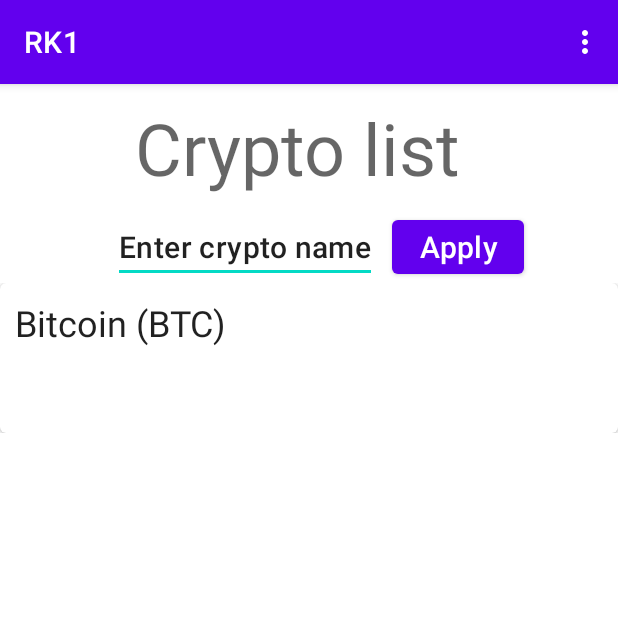
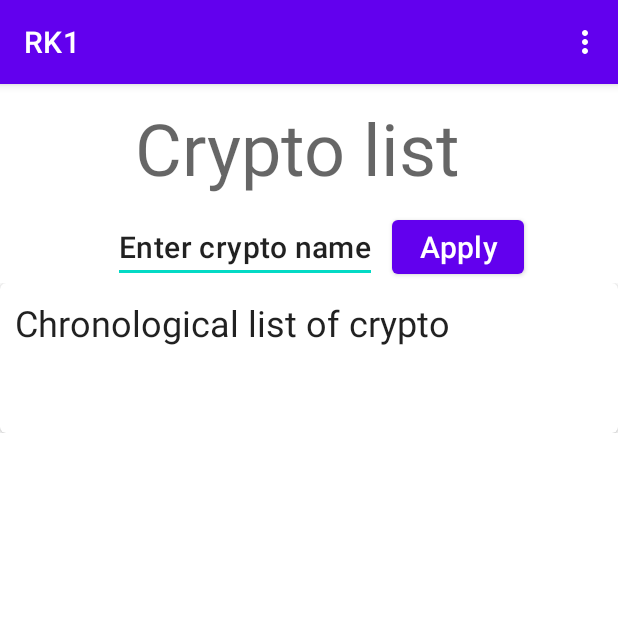
Before and after one commit to Ga1ath/RK1, an Android app: the screen it shows after launch (ItemsListActivity), on a phone screen of 412 x 824 dp, the top half of it. Run offline under Robolectric (Android 15) with nearby library versions, the phone set to English and light mode, and no system bars.

```diff
--- a/app/src/main/java/com/example/rk1/data/Items.kt
+++ b/app/src/main/java/com/example/rk1/data/Items.kt
@@ -8,9 +8,7 @@ import com.example.rk1.R
 fun itemList(resources: Resources): List<Item> {
     return listOf(
         Item(
-            id = 1,
-            name = resources.getString(R.string.item1_name),
-            description = resources.getString(R.string.item1_description)
+            0, "Chronological list of crypto", "Contains lowest and highest values per day"
         )
     )
 }
--- a/app/src/main/java/com/example/rk1/itemList/ItemsListActivity.kt
+++ b/app/src/main/java/com/example/rk1/itemList/ItemsListActivity.kt
@@ -1,36 +1,19 @@
 package com.example.rk1.itemList
 
 import android.content.Intent
-import android.net.Uri
 import android.os.Bundle
-import android.util.Log
 import android.view.Menu
 import android.view.MenuItem
-import android.view.View
-import android.widget.Button
 import androidx.activity.viewModels
 import androidx.appcompat.app.AppCompatActivity
-import androidx.lifecycle.viewModelScope
 import androidx.recyclerview.widget.ConcatAdapter
 import androidx.recyclerview.widget.RecyclerView
 import com.example.rk1.R
-import com.example.rk1.data.CryptoDates
 import com.example.rk1.data.Item
-import com.example.rk1.data.WebApi
-import com.example.rk1.data.moshi
 import com.example.rk1.itemDetail.ItemDetailActivity
 import com.example.rk1.settings.Settings
-import com.squareup.moshi.JsonAdapter
-import com.squareup.moshi.Moshi
-import kotlinx.coroutines.CoroutineScope
-import kotlinx.coroutines.Dispatchers
-import kotlinx.coroutines.launch
-import kotlinx.coroutines.withContext
-import retrofit2.Retrofit
-import retrofit2.converter.moshi.MoshiConverterFactory
-import retrofit2.http.GET
-import java.lang.Exception
 import java.util.*
+
 
 const val ITEM_ID = "item id"
 
@@ -46,7 +29,7 @@ class ItemsListActivity : AppCompatActivity() {
 
         /* Instantiates headerAdapter and itemsAdapter. Both adapters are added to concatAdapter.
         which displays the contents sequentially */
-        val headerAdapter = HeaderAdapter()
+        val headerAdapter = HeaderAdapter(itemsListViewModel)
         val itemsAdapter = ItemsAdapter { item -> adapterOnClick(item) }
         val concatAdapter = ConcatAdapter(headerAdapter, itemsAdapter)
 
```
Also changed, not shown: app/src/main/java/com/example/rk1/itemList/HeaderAdapter.kt (+10 -3 lines).
